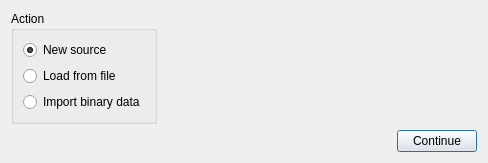
Before: the Qt Designer form src/LorrisAnalyzer/sourceselectdialog.ui in Tasssadar/Lorris, drawn with Qt 5.
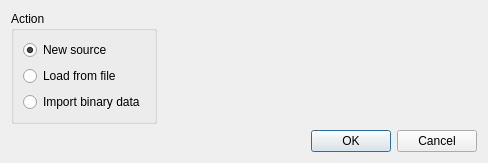
After: the same form once the commit is applied.

Commit message: [668] Analyzer: add "cancel" button to SourceSelectDialog

The edit to the form file:
```diff
--- a/src/LorrisAnalyzer/sourceselectdialog.ui
+++ b/src/LorrisAnalyzer/sourceselectdialog.ui
@@ -203,12 +203,15 @@
       </spacer>
      </item>
      <item>
-      <widget class="QPushButton" name="contButton">
-       <property name="text">
-        <string>Continue</string>
+      <widget class="QDialogButtonBox" name="btnBox">
+       <property name="sizePolicy">
+        <sizepolicy hsizetype="Fixed" vsizetype="Fixed">
+         <horstretch>0</horstretch>
+         <verstretch>0</verstretch>
+        </sizepolicy>
        </property>
-       <property name="default">
-        <bool>true</bool>
+       <property name="standardButtons">
+        <set>QDialogButtonBox::Cancel|QDialogButtonBox::Ok</set>
        </property>
       </widget>
      </item>
```
Left out of the diff: 35 changed lines with no effect on the pictures. The commit also changes 3 other files.
